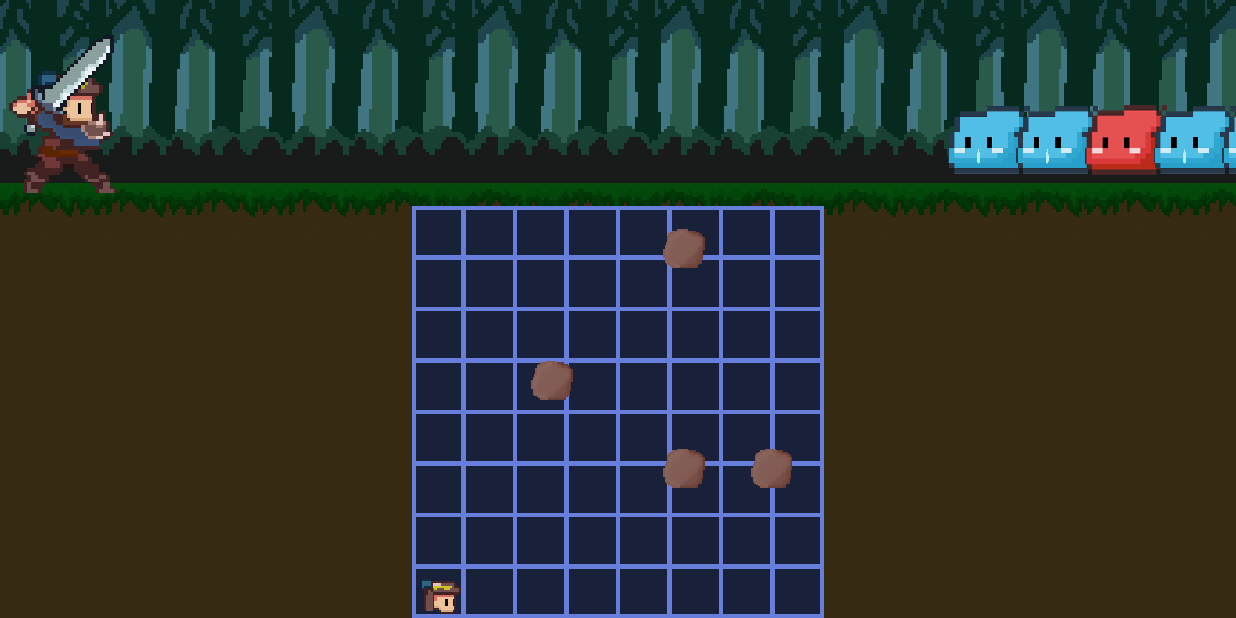
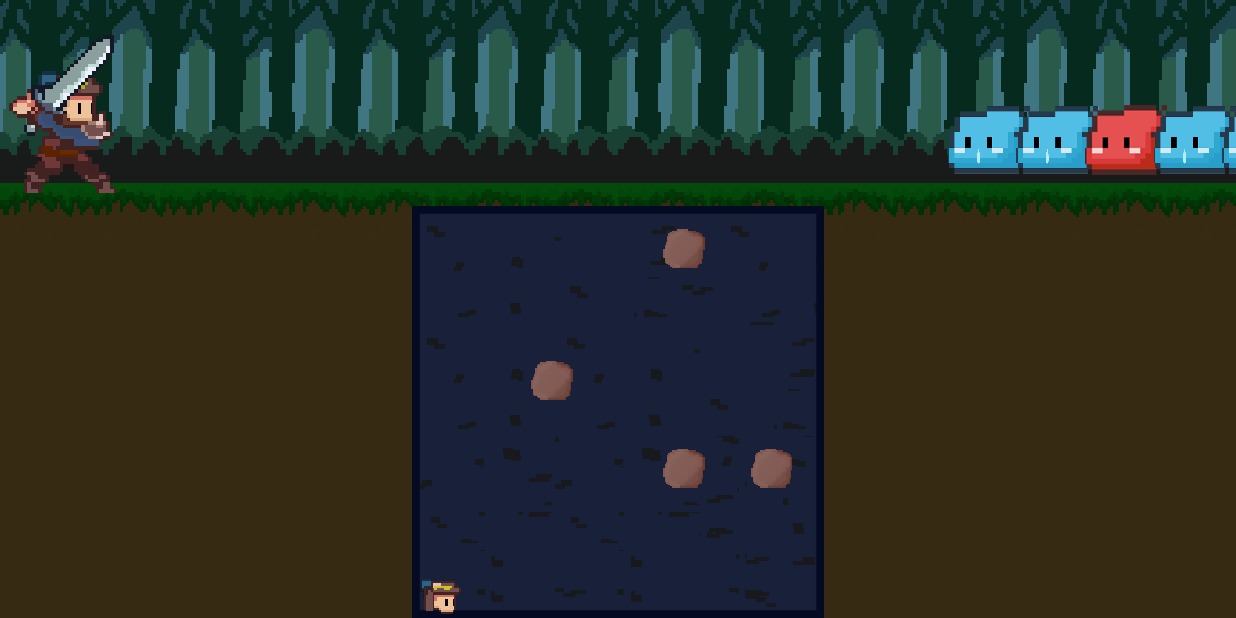
Before and after one commit to ojh650765/PixelGame, an Android app: the PixelGameActivity screen opened directly, with no data from a screen before it, on a phone screen of 824 x 412 dp (held sideways). Run offline under Robolectric (Android 15) with nearby library versions, the phone set to English and light mode, and no system bars.

Commit message:
보드 이미지 변경

```diff
--- a/Project/app/src/main/java/kr/ac/tukorea/ge/spg/ojh/pixelgame/app/PixelGameActivity.java
+++ b/Project/app/src/main/java/kr/ac/tukorea/ge/spg/ojh/pixelgame/app/PixelGameActivity.java
@@ -3,11 +3,13 @@ package kr.ac.tukorea.ge.spg.ojh.pixelgame.app;
 import android.os.Bundle;
 
 import kr.ac.tukorea.ge.spg.ojh.framework.activity.GameActivity;
+import kr.ac.tukorea.ge.spg.ojh.framework.view.Metrics;
 import kr.ac.tukorea.ge.spg.ojh.pixelgame.game.MainScene;
 
 public class PixelGameActivity extends GameActivity {
 
     protected void onCreate(Bundle savedInstanceState) {
+        Metrics.setGameSize(16, 9);
         super.onCreate(savedInstanceState);
         new MainScene().push();
     }
--- a/Project/app/src/main/java/kr/ac/tukorea/ge/spg/ojh/pixelgame/game/Board.java
+++ b/Project/app/src/main/java/kr/ac/tukorea/ge/spg/ojh/pixelgame/game/Board.java
@@ -14,12 +14,12 @@ import kr.ac.tukorea.ge.spg.ojh.pixelgame.R;
 public class Board extends Sprite {
 
     protected MainScene.Layer layer;
-    private static final float BOARD_WIDTH =6.f;
+    private static final float BOARD_WIDTH = 6.f;
     private static final float BOARD_HEIGHT = BOARD_WIDTH;
     private final Random random = new Random();
 
     protected Board(MainScene.Layer layer) {
-        super(R.mipmap.tile2);
+        super(R.mipmap.tile1);
         this.layer = layer;
         setPosition(Metrics.width/2, Metrics.height/2 +1.5f ,BOARD_WIDTH, BOARD_HEIGHT);
     }
```
